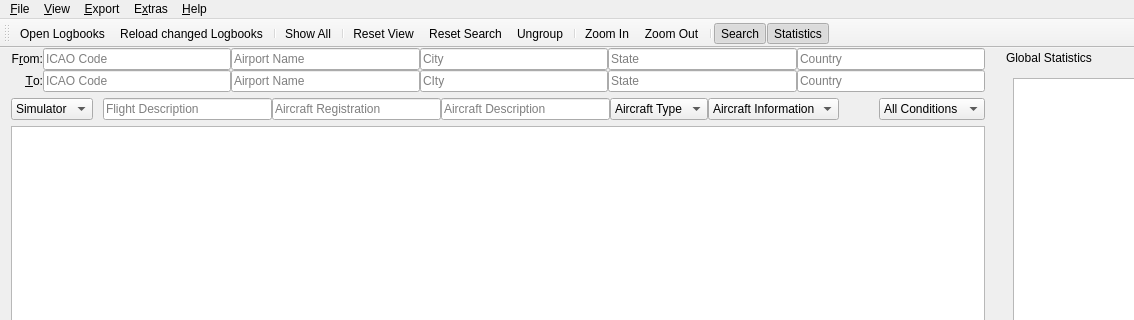
albar965/littlelogbook, file src/gui/mainwindow.ui: the form before one commit; both pictures show x 0 to 1134 and y 0 to 320 of the 1280 by 768 pixel window.
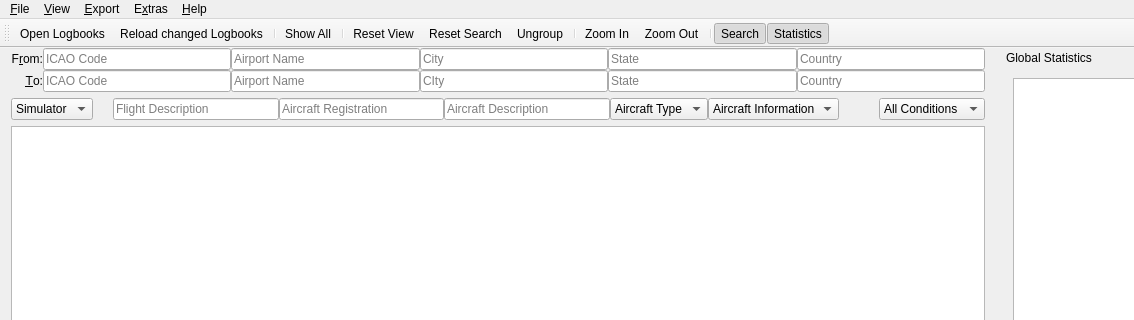
The form after the commit. Icons and pictures are not drawn.

Commit message: Simulator combo box is now always enabled and is now independent of search condition combo box.

The edit to the form file:
```diff
--- a/src/gui/mainwindow.ui
+++ b/src/gui/mainwindow.ui
@@ -419,7 +419,7 @@
         </property>
         <property name="sizeHint" stdset="0">
          <size>
-          <width>10</width>
+          <width>20</width>
           <height>20</height>
          </size>
         </property>
```
The commit also changes 5 other files.
